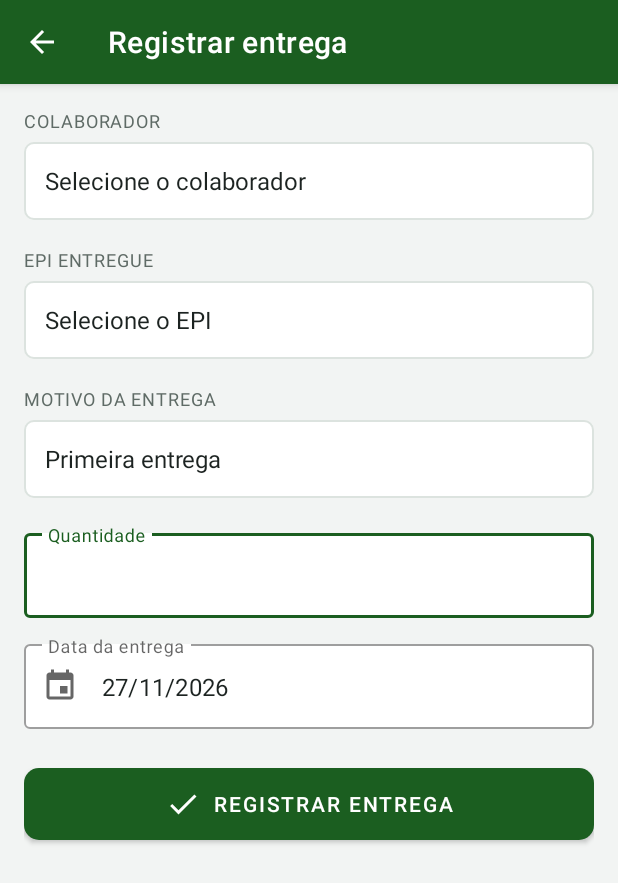
After one commit to pedpalma/controleDeEPIMobile, an Android app: the NovaEntregaActivity screen opened directly, with no data from a screen before it, on a phone screen of 412 x 824 dp. The commit adds this screen. Shown: the top 883 px of the screen. Run offline under Robolectric (Android 15) with nearby library versions, the phone set to English and light mode, and no system bars; our stand-ins replace Firebase (no records; nobody signed in at launch, a user with empty details on screens opened directly).

Commit message:
feat: registra entrega de EPI com quantidade, data e motivo

```diff
--- a/app/src/main/java/br/senai/sp/controleepi/MenuTecnicoActivity.java
+++ b/app/src/main/java/br/senai/sp/controleepi/MenuTecnicoActivity.java
@@ -31,6 +31,8 @@ public class MenuTecnicoActivity extends AppCompatActivity {
                 startActivity(new Intent(this, EpisActivity.class)));
         findViewById(R.id.cardColaboradores).setOnClickListener(v ->
                 startActivity(new Intent(this, ColaboradoresActivity.class)));
+        findViewById(R.id.cardNovaEntrega).setOnClickListener(v ->
+                startActivity(new Intent(this, NovaEntregaActivity.class)));
 
         carregarNome();
     }
--- /dev/null
+++ b/app/src/main/java/br/senai/sp/controleepi/NovaEntregaActivity.java
@@ -0,0 +1,245 @@
+package br.senai.sp.controleepi;
+
+import android.app.DatePickerDialog;
+import android.os.Bundle;
+import android.view.View;
+import android.widget.ArrayAdapter;
+import android.widget.Button;
+import android.widget.EditText;
+import android.widget.ProgressBar;
+import android.widget.Spinner;
+import android.widget.Toast;
+
+import androidx.annotation.NonNull;
+import androidx.appcompat.app.AppCompatActivity;
+
+import com.google.android.gms.tasks.Task;
+import com.google.android.gms.tasks.Tasks;
+import com.google.android.material.textfield.TextInputLayout;
+import com.google.firebase.firestore.FirebaseFirestore;
+import com.google.firebase.firestore.QuerySnapshot;
+
+import java.time.LocalDate;
+import java.util.ArrayList;
+import java.util.HashMap;
+import java.util.List;
+import java.util.Map;
+
+import br.senai.sp.controleepi.model.Colaborador;
+import br.senai.sp.controleepi.model.Epi;
+import br.senai.sp.controleepi.util.Colecoes;
+import br.senai.sp.controleepi.util.Datas;
+import br.senai.sp.controleepi.util.MensagensFirebase;
+import br.senai.sp.controleepi.util.Sessao;
+import br.senai.sp.controleepi.util.Validacao;
+
+public class NovaEntregaActivity extends AppCompatActivity {
+
+    public static final String EXTRA_COLABORADOR_UID = "colaboradorUid";
+    private static final String CHAVE_DATA = "data";
+    private static final String CHAVE_COLABORADOR = "colaboradorSelecionado";
+    private static final String CHAVE_EPI = "epiSelecionado";
+
+    private Spinner spinnerColaborador;
+    private Spinner spinnerEpi;
+    private Spinner spinnerMotivo;
+    private TextInputLayout campoQuantidade;
+    private TextInputLayout campoData;
+    private EditText editData;
+    private Button btnRegistrar;
+    private ProgressBar progresso;
+
+    private final FirebaseFirestore banco = FirebaseFirestore.getInstance();
+    private final List<Colaborador> colaboradores = new ArrayList<>();
+    private final List<Epi> epis = new ArrayList<>();
+    private LocalDate dataEntrega = LocalDate.now();
+    private String colaboradorPendente;
+    private String epiPendente;
+
+    @Override
+    protected void onCreate(Bundle savedInstanceState) {
+        super.onCreate(savedInstanceState);
+        setContentView(R.layout.activity_nova_entrega);
+        setTitle(R.string.titulo_nova_entrega);
+        if (getSupportActionBar() != null) {
+            getSupportActionBar().setDisplayHomeAsUpEnabled(true);
+        }
+
+        spinnerColaborador = findViewById(R.id.spinnerColaborador);
+        spinnerEpi = findViewById(R.id.spinnerEpi);
+        spinnerMotivo = findViewById(R.id.spinnerMotivo);
+        campoQuantidade = findViewById(R.id.campoQuantidade);
+        campoData = findViewById(R.id.campoData);
+        editData = findViewById(R.id.editData);
+        btnRegistrar = findViewById(R.id.btnRegistrar);
+        progresso = findViewById(R.id.progresso);
+
+        spinnerMotivo.setAdapter(new ArrayAdapter<>(this, R.layout.item_spinner,
+                getResources().getStringArray(R.array.motivos_entrega)));
+
+        if (savedInstanceState != null) {
+            LocalDate salva = Datas.deTexto(savedInstanceState.getString(CHAVE_DATA));
+            if (salva != null) {
+                dataEntrega = salva;
+            }
+            colaboradorPendente = savedInstanceState.getString(CHAVE_COLABORADOR);
+            epiPendente = savedInstanceState.getString(CHAVE_EPI);
+        } else {
+            colaboradorPendente = getIntent().getStringExtra(EXTRA_COLABORADOR_UID);
+        }
+        editData.setText(Datas.formatar(dataEntrega));
+
+        editData.setOnClickListener(v -> escolherData());
+        btnRegistrar.setOnClickListener(v -> registrar());
+
+        carregarListas();
+    }
+
+    @Override
+    protected void onSaveInstanceState(@NonNull Bundle outState) {
+        super.onSaveInstanceState(outState);
+        outState.putString(CHAVE_DATA, Datas.paraTexto(dataEntrega));
+        Colaborador colaborador = colaboradorSelecionado();
+        outState.putString(CHAVE_COLABORADOR, colaborador != null ? colaborador.getUid() : colaboradorPendente);
+        Epi epi = epiSelecionado();
+        outState.putString(CHAVE_EPI, epi != null ? epi.getId() : epiPendente);
+    }
+
+    @Override
+    public boolean onSupportNavigateUp() {
+        finish();
+        return true;
+    }
+
+    private void carregarListas() {
+        carregando(true);
+        Task<QuerySnapshot> tarefaColaboradores = banco.collection(Colecoes.COLABORADORES).orderBy("nome").get();
+        Task<QuerySnapshot> tarefaEpis = banco.collection(Colecoes.EPIS).orderBy("descricao").get();
+
+        Tasks.whenAllSuccess(tarefaColaboradores, tarefaEpis)
+                .addOnSuccessListener(resultados -> {
+                    carregando(false);
+                    colaboradores.clear();
+                    colaboradores.addAll(((QuerySnapshot) resultados.get(0)).toObjects(Colaborador.class));
+                    epis.clear();
+                    epis.addAll(((QuerySnapshot) resultados.get(1)).toObjects(Epi.class));
+                    montarSpinners();
+                })
+                .addOnFailureListener(this::mostrarErro);
+    }
+
+    private void montarSpinners() {
+        List<String> nomes = new ArrayList<>();
+        nomes.add(getString(R.string.selecione_colaborador));
+        int posicaoColaborador = 0;
+        for (int i = 0; i < colaboradores.size(); i++) {
+            Colaborador colaborador = colaboradores.get(i);
+            nomes.add(colaborador.getNome() + " (" + colaborador.getMatricula() + ")");
+            if (colaborador.getUid().equals(colaboradorPendente)) {
+                posicaoColaborador = i + 1;
+            }
+        }
+        spinnerColaborador.setAdapter(new ArrayAdapter<>(this, R.layout.item_spinner, nomes));
+        spinnerColaborador.setSelection(posicaoColaborador);
+
+        List<String> descricoes = new ArrayList<>();
+        descricoes.add(getString(R.string.selecione_epi));
+        int posicaoEpi = 0;
+        for (int i = 0; i < epis.size(); i++) {
+            Epi epi = epis.get(i);
+            descricoes.add(epi.getDescricao() + " · CA " + epi.getCa());
+            if (epi.getId().equals(epiPendente)) {
+                posicaoEpi = i + 1;
+            }
+        }
+        spinnerEpi.setAdapter(new ArrayAdapter<>(this, R.layout.item_spinner, descricoes));
+        spinnerEpi.setSelection(posicaoEpi);
+
+        if (colaboradores.isEmpty() || epis.isEmpty()) {
+            Toast.makeText(this, "Cadastre pelo menos um colaborador e um EPI antes de registrar entregas.",
+                    Toast.LENGTH_LONG).show();
+        }
+    }
+
+    private Colaborador colaboradorSelecionado() {
+        int posicao = spinnerColaborador.getSelectedItemPosition();
+        return posicao > 0 && posicao <= colaboradores.size() ? colaboradores.get(posicao - 1) : null;
+    }
+
+    private Epi epiSelecionado() {
+        int posicao = spinnerEpi.getSelectedItemPosition();
+        return posicao > 0 && posicao <= epis.size() ? epis.get(posicao - 1) : null;
+    }
+
+    private void escolherData() {
+        DatePickerDialog dialogo = new DatePickerDialog(this,
+                (picker, ano, mes, dia) -> {
+                    dataEntrega = LocalDate.of(ano, mes + 1, dia);
+                    editData.setText(Datas.formatar(dataEntrega));
+                    campoData.setError(null);
+                },
+                dataEntrega.getYear(), dataEntrega.getMonthValue() - 1, dataEntrega.getDayOfMonth());
+        dialogo.getDatePicker().setMaxDate(System.currentTimeMillis());
+        dialogo.show();
+    }
+
+    private void registrar() {
+        Colaborador colaborador = colaboradorSelecionado();
+        Epi epi = epiSelecionado();
+        Integer quantidade = Validacao.inteiroPositivo(campoQuantidade, "a quantidade");
+
+        if (colaborador == null) {
+            Toast.makeText(this, "Selecione o colaborador", Toast.LENGTH_SHORT).show();
+            return;
+        }
+        if (epi == null) {
+            Toast.makeText(this, "Selecione o EPI", Toast.LENGTH_SHORT).show();
+            return;
+        }
+        if (quantidade == null) {
+            return;
+        }
+        if (dataEntrega.isAfter(LocalDate.now())) {
+            campoData.setError("A data da entrega não pode ser no futuro");
+            return;
+        }
+        if (Datas.vencido(epi.getValidadeCa())) {
+            Toast.makeText(this, "O CA deste EPI está vencido. Atualize o CA antes de entregar.",
+                    Toast.LENGTH_LONG).show();
+            return;
+        }
+
+        carregando(true);
+        Map<String, Object> entrega = new HashMap<>();
+        entrega.put("colaboradorUid", colaborador.getUid());
+        entrega.put("colaboradorNome", colaborador.getNome());
+        entrega.put("epiId", epi.getId());
+        entrega.put("epiDescricao", epi.getDescricao());
+        entrega.put("epiCa", epi.getCa());
+        entrega.put("quantidade", quantidade);
+        entrega.put("data", Datas.paraTimestamp(dataEntrega));
+        entrega.put("motivo", spinnerMotivo.getSelectedItem().toString());
+        entrega.put("confirmado", false);
+        entrega.put("tecnicoUid", Sessao.uid());
+
+        banco.collection(Colecoes.ENTREGAS)
+                .add(entrega)
+                .addOnSuccessListener(referencia -> {
+                    Toast.makeText(this, "Entrega registrada. Aguardando confirmação do colaborador.",
+                            Toast.LENGTH_LONG).show();
+                    finish();
+                })
+                .addOnFailureListener(this::mostrarErro);
+    }
+
+    private void mostrarErro(Exception erro) {
+        carregando(false);
+        Toast.makeText(this, MensagensFirebase.traduzir(erro), Toast.LENGTH_LONG).show();
+    }
+
+    private void carregando(boolean ativo) {
+        progresso.setVisibility(ativo ? View.VISIBLE : View.GONE);
+        btnRegistrar.setEnabled(!ativo);
+    }
+
+}
--- /dev/null
+++ b/app/src/main/res/drawable/fundo_spinner.xml
@@ -0,0 +1,9 @@
+<?xml version="1.0" encoding="utf-8"?>
+<shape xmlns:android="http://schemas.android.com/apk/res/android"
+    android:shape="rectangle">
+    <solid android:color="@color/cartao" />
+    <stroke
+        android:width="1dp"
+        android:color="@color/borda" />
+    <corners android:radius="6dp" />
+</shape>
--- /dev/null
+++ b/app/src/main/res/layout/activity_nova_entrega.xml
@@ -0,0 +1,108 @@
+<?xml version="1.0" encoding="utf-8"?>
+<ScrollView xmlns:android="http://schemas.android.com/apk/res/android"
+    xmlns:app="http://schemas.android.com/apk/res-auto"
+    android:layout_width="match_parent"
+    android:layout_height="match_parent"
+    android:background="@color/fundo">
+
+    <LinearLayout
+        android:layout_width="match_parent"
+        android:layout_height="wrap_content"
+        android:orientation="vertical"
+        android:padding="@dimen/margem_tela">
+
+        <TextView
+            style="@style/Rotulo"
+            android:layout_width="wrap_content"
+            android:layout_height="wrap_content"
+            android:layout_marginTop="0dp"
+            android:text="@string/rotulo_colaborador" />
+
+        <Spinner
+            android:id="@+id/spinnerColaborador"
+            android:layout_width="match_parent"
+            android:layout_height="wrap_content"
+            android:layout_marginTop="6dp"
+            android:background="@drawable/fundo_spinner"
+            android:minHeight="52dp" />
+
+        <TextView
+            style="@style/Rotulo"
+            android:layout_width="wrap_content"
+            android:layout_height="wrap_content"
+            android:layout_marginTop="18dp"
+            android:text="@string/rotulo_epi" />
+
+        <Spinner
+            android:id="@+id/spinnerEpi"
+            android:layout_width="match_parent"
+            android:layout_height="wrap_content"
+            android:layout_marginTop="6dp"
+            android:background="@drawable/fundo_spinner"
+            android:minHeight="52dp" />
+
+        <TextView
+            style="@style/Rotulo"
+            android:layout_width="wrap_content"
+            android:layout_height="wrap_content"
+            android:layout_marginTop="18dp"
+            android:text="@string/rotulo_motivo" />
+
+        <Spinner
+            android:id="@+id/spinnerMotivo"
+            android:layout_width="match_parent"
+            android:layout_height="wrap_content"
+            android:layout_marginTop="6dp"
+            android:background="@drawable/fundo_spinner"
+            android:minHeight="52dp" />
+
+        <com.google.android.material.textfield.TextInputLayout
+            android:id="@+id/campoQuantidade"
+            style="@style/Campo"
+            android:layout_width="match_parent"
+            android:layout_height="wrap_content"
+            android:layout_marginTop="18dp"
+            android:hint="@string/dica_quantidade">
+
+            <com.google.android.material.textfield.TextInputEditText
+                android:id="@+id/editQuantidade"
+                android:layout_width="match_parent"
+                android:layout_height="wrap_content"
+                android:inputType="number"
+                android:maxLength="4" />
+        </com.google.android.material.textfield.TextInputLayout>
+
+        <com.google.android.material.textfield.TextInputLayout
+            android:id="@+id/campoData"
+            style="@style/Campo"
+            android:layout_width="match_parent"
+            android:layout_height="wrap_content"
+            android:hint="@string/dica_data_entrega"
+            app:startIconDrawable="@drawable/ic_calendario">
+
+            <com.google.android.material.textfield.TextInputEditText
+                android:id="@+id/editData"
+                android:layout_width="match_parent"
+                android:layout_height="wrap_content"
+                android:cursorVisible="false"
+                android:focusable="false"
+                android:inputType="none" />
+        </com.google.android.material.textfield.TextInputLayout>
+
+        <com.google.android.material.button.MaterialButton
+            android:id="@+id/btnRegistrar"
+            style="@style/BotaoPrincipal"
+            android:layout_width="match_parent"
+            android:layout_height="wrap_content"
+            android:text="@string/btn_registrar_entrega"
+            app:icon="@drawable/ic_confirmar" />
+
+        <ProgressBar
+            android:id="@+id/progresso"
+            android:layout_width="wrap_content"
+            android:layout_height="wrap_content"
+            android:layout_gravity="center_horizontal"
+            android:layout_marginTop="12dp"
+            android:visibility="gone" />
+    </LinearLayout>
+</ScrollView>
--- /dev/null
+++ b/app/src/main/res/layout/item_spinner.xml
@@ -0,0 +1,9 @@
+<?xml version="1.0" encoding="utf-8"?>
+<TextView xmlns:android="http://schemas.android.com/apk/res/android"
+    android:layout_width="match_parent"
+    android:layout_height="wrap_content"
+    android:ellipsize="end"
+    android:maxLines="1"
+    android:padding="14dp"
+    android:textColor="@color/texto_principal"
+    android:textSize="16sp" />
--- /dev/null
+++ b/app/src/main/res/values/strings_entrega.xml
@@ -0,0 +1,18 @@
+<?xml version="1.0" encoding="utf-8"?>
+<resources>
+    <string name="titulo_nova_entrega">Registrar entrega</string>
+    <string name="rotulo_colaborador">Colaborador</string>
+    <string name="rotulo_epi">EPI entregue</string>
+    <string name="rotulo_motivo">Motivo da entrega</string>
+    <string name="dica_quantidade">Quantidade</string>
+    <string name="dica_data_entrega">Data da entrega</string>
+    <string name="btn_registrar_entrega">Registrar entrega</string>
+    <string name="selecione_colaborador">Selecione o colaborador</string>
+    <string name="selecione_epi">Selecione o EPI</string>
+    <string-array name="motivos_entrega">
+        <item>Primeira entrega</item>
+        <item>Troca por desgaste</item>
+        <item>Perda</item>
+        <item>Tamanho errado</item>
+    </string-array>
+</resources>
```
Also changed, not shown: app/src/main/AndroidManifest.xml (+8 -0 lines).
